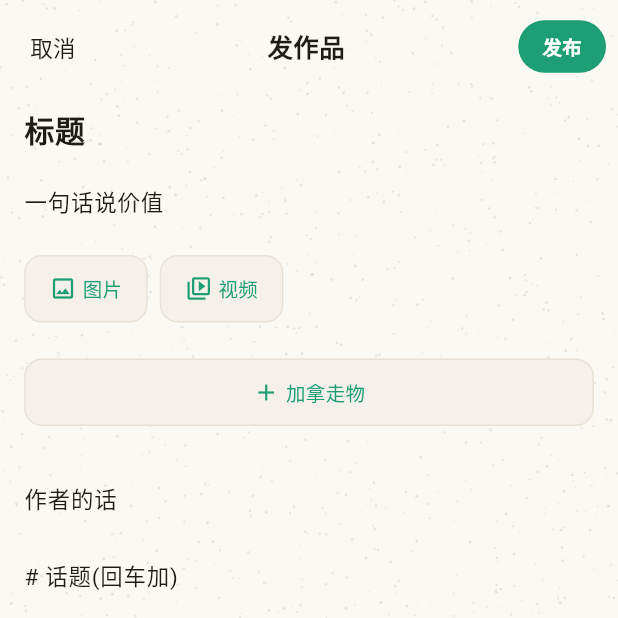
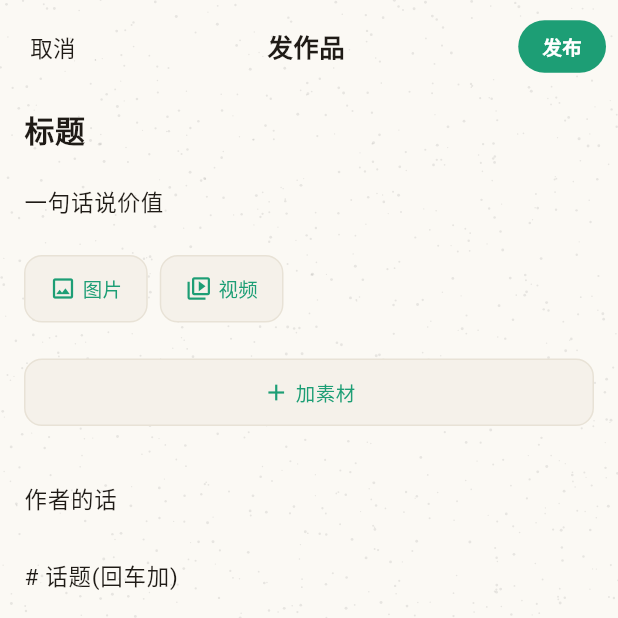
Before and after one commit to lBWtt/kankan-flutter, a Flutter app: the PublishScreen screen opened by its route, on a phone screen of 412 x 824 dp, the top half of it. Run offline on Flutter 3.47's test engine with Material 3 defaults, Android fonts, the phone set to English and light mode, and no system bars; our stand-ins replace flutter_animate, flutter_riverpod, freezed_annotation, go_router, image_picker, photo_view and 1 more; Roboto replaces fonts that are missing (NotoSerifSC).

Commit message:
UI 反馈修复:去 tab/chip 数字 + 拿走→素材 + 收藏用完整卡
按 lbw 看真机反馈修:
- 收藏页:tab 去掉计数数字(收藏/素材,不再是"收藏 4");素材筛选 chip 也去掉数字
- 收藏 tab 从 compact 行改成完整 ProjectCard(带封面+新阴影,不再"太丑")
- 全 App 去"拿走"字样:统一改"素材"(publish/收藏/空状态),动词"拿走了"→"存下了"
  （take 按钮本就是图标无文字，符合铁律）

me 屏三框冗余 + 热力图去留待 lbw 拍板(本次仅改标签)。
analyze 0 error。

Co-Authored-By: Claude Opus 4.8 <noreply@anthropic.com>

```diff
--- a/lib/domain/models/post.dart
+++ b/lib/domain/models/post.dart
@@ -7,7 +7,7 @@ part 'post.freezed.dart';
 /// HANDOFF §1 动态(轻)—— 文字 + 可选图 + 话题 + 引用项目。
 ///
 /// 与 Project 二分:不进库、无详情页。长短都行,心得帖也在这。
-/// 没有 resultData(无成果区)、没有 actions(无拿走物)。
+/// 没有 resultData(无成果区)、没有 actions(无素材)。
 @freezed
 abstract class Post with _$Post {
   const factory Post({
--- a/lib/domain/models/project.dart
+++ b/lib/domain/models/project.dart
@@ -5,7 +5,7 @@ import 'result_data.dart';
 
 part 'project.freezed.dart';
 
-/// HANDOFF §1 项目(重)—— 有成果 + 拿走物。进库、有详情页。
+/// HANDOFF §1 项目(重)—— 有成果 + 素材。进库、有详情页。
 ///
 /// 与 Post(动态,轻)二分:纯文字心得只能发成 Post,不能发成 Project。
 ///
--- a/lib/domain/models/saved_takeaway.dart
+++ b/lib/domain/models/saved_takeaway.dart
@@ -2,7 +2,7 @@ import 'package:freezed_annotation/freezed_annotation.dart';
 
 part 'saved_takeaway.freezed.dart';
 
-/// HANDOFF §6.3 「我拿走的」内容库 — 拿走了得有地方找回。
+/// HANDOFF §6.3 「我拿走的」内容库 — 存下了得有地方找回。
 ///
 /// Web 版完全没有这个,Flutter 端从零做对。按 文本/文件/链接 三档分类
 /// (对应 TakeAction.takeKind == 'copy' / 'download' / GoAction 的 url):
--- a/lib/features/activity/activity_screen.dart
+++ b/lib/features/activity/activity_screen.dart
@@ -547,7 +547,7 @@ class _ActivityScreenState extends ConsumerState<ActivityScreen> {
         type: 'takeaway',
         icon: Icons.download_done_outlined,
         color: KkColors.coral,
-        text: '拿走了《${t.projectTitle}》的 ${t.label ?? ''}',
+        text: '存下了《${t.projectTitle}》的 ${t.label ?? ''}',
         createdAtMs: t.savedAtMs,
       ));
     }
--- a/lib/features/me/me_screen.dart
+++ b/lib/features/me/me_screen.dart
@@ -224,9 +224,9 @@ class MeScreen extends ConsumerWidget {
             child: _statBlock(
               context: context,
               icon: Icons.download_outlined,
-              label: '拿走',
+              label: '素材',
               count: takeawayCount,
-              color: KkColors.coral, // 拿走 = 珊瑚橙(HANDOFF §5)
+              color: KkColors.coral, // 素材 = take 概念,保留珊瑚橙
               onTap: () => context.go(KkRoutes.library),
             ),
           ),
--- a/lib/features/publish/publish_entry_sheet.dart
+++ b/lib/features/publish/publish_entry_sheet.dart
@@ -8,7 +8,7 @@ import '../../core/widgets/tappable.dart';
 ///
 /// HANDOFF §1 核心结构:动态/项目二分(不可动摇)。
 ///   - 发动态(轻):文字 + 可选图 + 话题 + 引用项目。不进库、无详情页。
-///   - 发作品(项目)(重):有成果 + 拿走物。进库、有详情页。
+///   - 发作品(项目)(重):有成果 + 素材。进库、有详情页。
 ///
 /// Phase 2:"发作品"接真实 publish 屏(push /publish)。
 /// "发动态"Phase 3 接 compose 屏。
@@ -66,7 +66,7 @@ class PublishEntrySheet extends StatelessWidget {
             context,
             icon: Icons.work_outline,
             title: '发作品(项目)',
-            hint: '成果 + 拿走物',
+            hint: '成果 + 素材',
             onTap: () {
               // sheet 先不关,让 router 的回调决定(回调里会 pop)
               onPublishProject?.call();
--- a/lib/features/publish/publish_screen.dart
+++ b/lib/features/publish/publish_screen.dart
@@ -19,7 +19,7 @@ import 'widgets/publish_preview.dart';
 ///   - 传图/视频 → 成果(media),视频自动排前,首张作封面
 ///   - 写介绍 → 作者的话
 ///   - 贴文本 → take(复制) / 传文件 → take(下载) / 放链接 → 当场识别 GitHub/App Store/网址 → go
-///   - "+"点开底部 sheet 三选一,"再加一样"可重复 → 多个拿走物
+///   - "+"点开底部 sheet 三选一,"再加一样"可重复 → 多个素材
 ///   - 工作流链接(可选) → how(Phase 3 接)
 ///   - 全程零旁白、不选类型
 ///
@@ -51,7 +51,7 @@ class PublishScreen extends ConsumerWidget {
                     _summaryField(ref),
                     // 成果区:传图/视频
                     _mediaSection(context, ref, draft.media),
-                    // 拿走物/actions(已加的列表 + "+" 按钮)
+                    // 素材/actions(已加的列表 + "+" 按钮)
                     _actionsSection(context, ref, draft.actions),
                     // 作者的话
                     _authorNoteField(ref),
@@ -175,7 +175,7 @@ class PublishScreen extends ConsumerWidget {
     );
   }
 
-  // ── 拿走物/actions ──
+  // ── 素材/actions ──
   Widget _actionsSection(
     BuildContext context,
     WidgetRef ref,
@@ -189,7 +189,7 @@ class PublishScreen extends ConsumerWidget {
       child: Column(
         crossAxisAlignment: CrossAxisAlignment.start,
         children: [
-          // 已加的拿走物列表
+          // 已加的素材列表
           for (var i = 0; i < actions.length; i++)
             _ActionChip(
               action: actions[i],
@@ -220,7 +220,7 @@ class PublishScreen extends ConsumerWidget {
                   const Icon(Icons.add, size: 18, color: KkColors.teal),
                   const SizedBox(width: KkSpacing.xs),
                   Text(
-                    '加拿走物',
+                    '加素材',
                     style: KkType.bodySm.copyWith(color: KkColors.teal),
                   ),
                 ],
--- a/lib/features/publish/widgets/add_takeaway_sheet.dart
+++ b/lib/features/publish/widgets/add_takeaway_sheet.dart
@@ -7,7 +7,7 @@ import '../../../domain/models/models.dart';
 import 'link_type_detector.dart';
 
 /// "+" 底部 sheet 三选一 — HANDOFF §4:
-/// "+"点开底部 sheet 三选一(贴文本/传文件/放链接),"再加一样"可重复 → 多个拿走物。
+/// "+"点开底部 sheet 三选一(贴文本/传文件/放链接),"再加一样"可重复 → 多个素材。
 ///
 /// 每选一样 → 产出 TakeAction(copy/download)或 GoAction → 加入 publish_draft.actions。
 /// 任意组合,可 2 个 go + 1 个 take + 1 个 how(测试用 how 暂不在此加,Phase 3 接)。
@@ -60,7 +60,7 @@ class _AddTakeawaySheetState extends State<AddTakeawaySheet> {
             ),
           ),
         ),
-        const Text('拿走物', style: KkType.h2),
+        const Text('素材', style: KkType.h2),
         const SizedBox(height: KkSpacing.lg),
         _option(
           icon: Icons.text_snippet_outlined,
--- a/lib/features/shared/empty_state.dart
+++ b/lib/features/shared/empty_state.dart
@@ -9,7 +9,7 @@ import '../../core/theme/tokens.dart';
 ///   - generic  通用("暂无内容")
 ///   - feed     流空("还没有动态"/"关注的人还没发")
 ///   - saved    收藏空("还没收藏")
-///   - takeaway 拿走空("还没拿走过东西")
+///   - takeaway 拿走空("还没存过素材")
 ///
 /// 零旁白(HANDOFF §3):只陈述事实,不写"快去发现更多吧"之类引导。
 class EmptyState extends StatelessWidget {
@@ -82,8 +82,8 @@ class EmptyState extends StatelessWidget {
       case EmptyStateVariant.takeaway:
         return const _EmptyMeta(
           icon: Icons.download_outlined,
-          title: '还没拿走过东西',
-          subtitle: '拿走的内容在这里找回',
+          title: '还没存过素材',
+          subtitle: '存下的素材在这里找回',
         );
     }
   }
--- a/lib/features/shared/project_card.dart
+++ b/lib/features/shared/project_card.dart
@@ -18,7 +18,7 @@ import 'avatar.dart';
 
 /// HANDOFF §1 项目卡(重)— 看看页 / 收藏页 / 我的页共用。
 ///
-/// 项目有成果 + 拿走物,可进库,有详情页。卡显示:
+/// 项目有成果 + 素材,可进库,有详情页。卡显示:
 ///   - 封面(有 media 取首张,否则领域色块 + 图标)
 ///   - 标题 + 一句话价值
 ///   - 作者 + 领域
```
Also changed, not shown: lib/features/library/library_screen.dart (+16 -29 lines).
